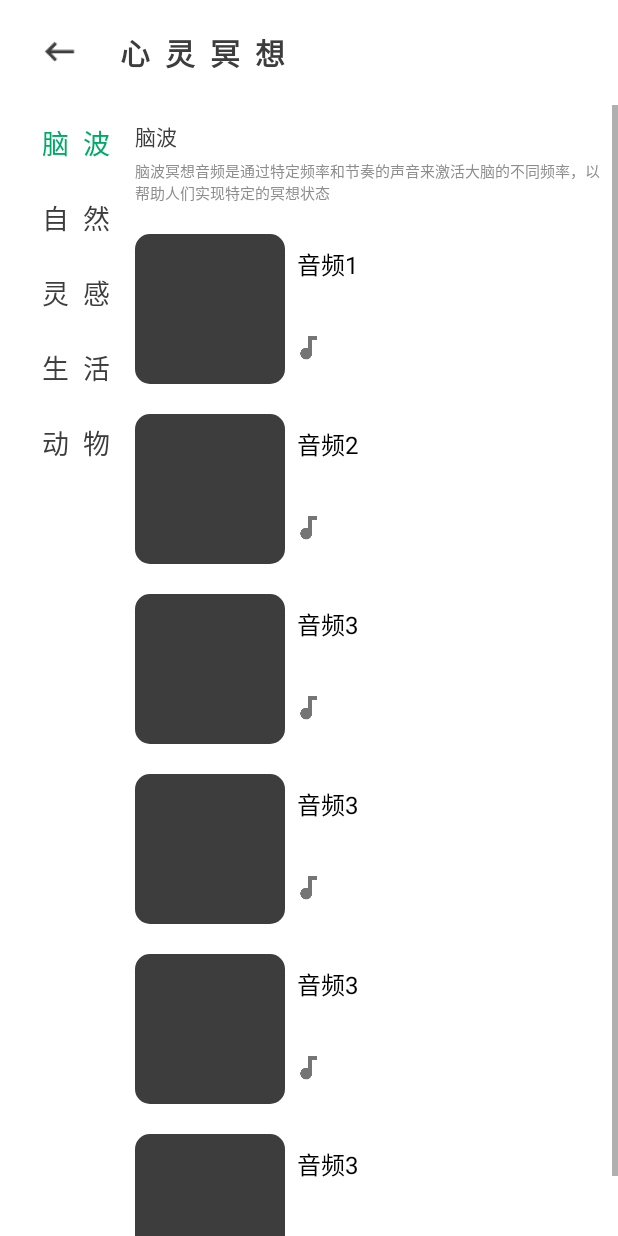
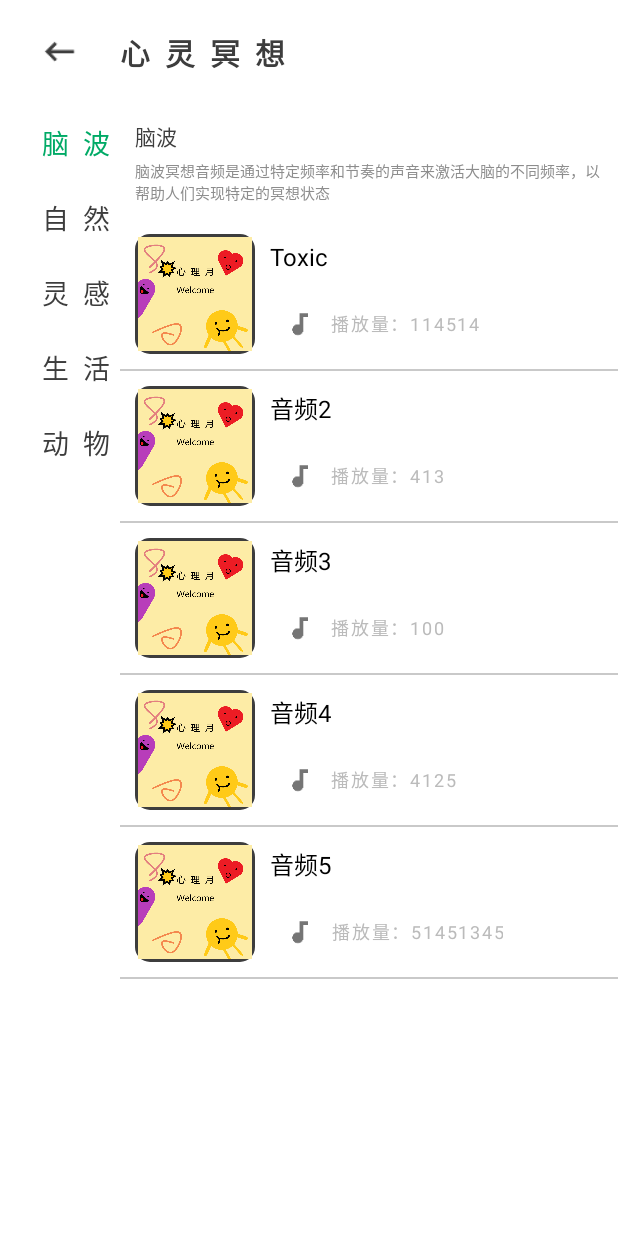
Before and after one commit to Tiriod/Mental, an Android app: the MeditationActivity screen opened directly, with no data from a screen before it, on a phone screen of 412 x 824 dp. Run offline under Robolectric (Android 15) with nearby library versions, the light colour scheme and no system bars.

Commit message:
Initial commit

```diff
--- a/app/src/main/java/com/example/mental/Adapter/AudioCardAdapter.java
+++ b/app/src/main/java/com/example/mental/Adapter/AudioCardAdapter.java
@@ -5,10 +5,10 @@ import android.content.Intent;
 import android.view.LayoutInflater;
 import android.view.View;
 import android.view.ViewGroup;
+import android.widget.ImageView;
 import android.widget.TextView;
 
 import androidx.annotation.NonNull;
-import androidx.core.content.ContextCompat;
 import androidx.recyclerview.widget.RecyclerView;
 
 import com.example.mental.Definition.AudioCardItem;
@@ -30,8 +30,9 @@ public class AudioCardAdapter extends RecyclerView.Adapter<AudioCardAdapter.Audi
     @NonNull
     @Override
     public AudioCardViewHolder onCreateViewHolder(@NonNull ViewGroup parent, int viewType) {
-        View itemView = LayoutInflater.from(parent.getContext()).inflate(R.layout.item_audiocard, parent, false);
-        return new AudioCardViewHolder(itemView);
+        Context context = parent.getContext();
+        View itemView = LayoutInflater.from(context).inflate(R.layout.item_audiocard, parent, false);
+        return new AudioCardViewHolder(itemView, context);
     }
 
     @Override
@@ -39,6 +40,10 @@ public class AudioCardAdapter extends RecyclerView.Adapter<AudioCardAdapter.Audi
         AudioCardItem audioCardItem = audioCardItems.get(position);
         holder.audioNameTextView.setText(audioCardItem.getAudioName());
         holder.playCountTextView.setText("播放量：" + audioCardItem.getPlayCount());
+
+        // 设置音频卡片的图像
+        int audioImageResId = audioCardItem.getAudioImage();
+        holder.audioImageView.setImageResource(audioImageResId);
     }
 
     @Override
@@ -46,15 +51,27 @@ public class AudioCardAdapter extends RecyclerView.Adapter<AudioCardAdapter.Audi
         return audioCardItems.size();
     }
 
-    static class AudioCardViewHolder extends RecyclerView.ViewHolder {
+    static class AudioCardViewHolder extends RecyclerView.ViewHolder implements View.OnClickListener {
 
         TextView audioNameTextView;
         TextView playCountTextView;
+        ImageView audioImageView; // 添加 ImageView 成员变量
+        Context context;
 
-        AudioCardViewHolder(@NonNull View itemView) {
+        AudioCardViewHolder(@NonNull View itemView, Context context) {
             super(itemView);
-            audioNameTextView = itemView.findViewById(R.id.audioNameTextView);
-            playCountTextView = itemView.findViewById(R.id.playCountTextView);
+            audioNameTextView = itemView.findViewById(R.id.card_audioCard_audioName);
+            playCountTextView = itemView.findViewById(R.id.card_audioCard_playCount);
+            audioImageView = itemView.findViewById(R.id.card_audioCard_audioImage); // 获取 ImageView
+            this.context = context;
+
+            itemView.setOnClickListener(this);
+        }
+
+        @Override
+        public void onClick(View view) {
+            Intent intent = new Intent(context, MeditationAudioActivity.class);
+            context.startActivity(intent);
         }
     }
 }
--- a/app/src/main/java/com/example/mental/Adapter/MeditationIntroduceAdapter.java
+++ b/app/src/main/java/com/example/mental/Adapter/MeditationIntroduceAdapter.java
@@ -11,7 +11,6 @@ import androidx.recyclerview.widget.RecyclerView;
 
 import com.example.mental.R;
 
-import java.util.ArrayList;
 import java.util.List;
 
 public class MeditationIntroduceAdapter extends RecyclerView.Adapter<MeditationIntroduceAdapter.MeditationClassIntroduceViewHolder> {
@@ -69,5 +68,15 @@ public class MeditationIntroduceAdapter extends RecyclerView.Adapter<MeditationI
         }
 
     }
+    public interface OnItemClickListener {
+        void onItemClick(int position);
+    }
+
+    private OnItemClickListener onItemClickListener;
+
+    public void setOnItemClickListener(OnItemClickListener listener) {
+        this.onItemClickListener = listener;
+    }
+
 
 }
--- a/app/src/main/java/com/example/mental/Definition/AudioCardItem.java
+++ b/app/src/main/java/com/example/mental/Definition/AudioCardItem.java
@@ -4,10 +4,12 @@ public class AudioCardItem {
 
     private String audioName;
     private int playCount;
+    private int audioImage; // 新增的图片资源ID变量
 
-    public AudioCardItem(String audioName, int playCount) {
+    public AudioCardItem(String audioName, int playCount, int audioImage) {
         this.audioName = audioName;
         this.playCount = playCount;
+        this.audioImage = audioImage; // 初始化图片资源ID
     }
 
     public String getAudioName() {
@@ -25,4 +27,12 @@ public class AudioCardItem {
     public void setPlayCount(int playCount) {
         this.playCount = playCount;
     }
+
+    public int getAudioImage() {
+        return audioImage;
+    }
+
+    public void setAudioImage(int audioImage) {
+        this.audioImage = audioImage;
+    }
 }
--- a/app/src/main/java/com/example/mental/FunctionUI/MeditationActivity.java
+++ b/app/src/main/java/com/example/mental/FunctionUI/MeditationActivity.java
@@ -1,10 +1,10 @@
 package com.example.mental.FunctionUI;
+
+import android.os.Bundle;
 
 import androidx.appcompat.app.AppCompatActivity;
 import androidx.recyclerview.widget.LinearLayoutManager;
 import androidx.recyclerview.widget.RecyclerView;
-
-import android.os.Bundle;
 
 import com.example.mental.Adapter.AudioCardAdapter;
 import com.example.mental.Adapter.HeaderAdapter;
@@ -62,6 +62,7 @@ public class MeditationActivity extends AppCompatActivity implements MeditationC
         // 添加更多冥想内容介绍数据
         meditationContents = new ArrayList<>();
         meditationContents.add("脑波冥想音频是通过特定频率和节奏的声音来激活大脑的不同频率，以帮助人们实现特定的冥想状态");
+
         // 初始化冥想内容介绍RecyclerView
         meditationIntroduceRecyclerView = findViewById(R.id.MeditationIntroduce);
         LinearLayoutManager meditationIntroduceLayoutManager = new LinearLayoutManager(this, LinearLayoutManager.VERTICAL, false);
@@ -75,12 +76,11 @@ public class MeditationActivity extends AppCompatActivity implements MeditationC
 
         // 初始化音频卡片列表
         List<AudioCardItem> audioCardItems = new ArrayList<>();
-        audioCardItems.add(new AudioCardItem("音频1", 100));
-        audioCardItems.add(new AudioCardItem("音频2", 200));
-        audioCardItems.add(new AudioCardItem("音频3", 300));
-        audioCardItems.add(new AudioCardItem("音频3", 300));
-        audioCardItems.add(new AudioCardItem("音频3", 300));
-        audioCardItems.add(new AudioCardItem("音频3", 300));
+        audioCardItems.add(new AudioCardItem("Toxic", 114514, R.drawable.image_activity_1)); // 替换 audioImage1 为实际的图像
+        audioCardItems.add(new AudioCardItem("音频2", 413, R.drawable.image_activity_1)); // 替换 audioImage1 为实际的图像
+        audioCardItems.add(new AudioCardItem("音频3", 100, R.drawable.image_activity_1)); // 替换 audioImage1 为实际的图像
+        audioCardItems.add(new AudioCardItem("音频4", 4125, R.drawable.image_activity_1)); // 替换 audioImage1 为实际的图像
+        audioCardItems.add(new AudioCardItem("音频5", 51451345, R.drawable.image_activity_1)); // 替换 audioImage1 为实际的图像
 
         // 初始化音频卡片RecyclerView
         audioCardRecyclerView = findViewById(R.id.MeditationItem);
--- a/app/src/main/res/layout/item_audiocard.xml
+++ b/app/src/main/res/layout/item_audiocard.xml
@@ -3,45 +3,65 @@
     xmlns:app="http://schemas.android.com/apk/res-auto"
     android:layout_width="match_parent"
     android:layout_height="wrap_content"
-    android:layout_margin="10dp"
-    android:orientation="horizontal">
+    android:orientation="vertical">
+
+    <LinearLayout
+        android:layout_width="match_parent"
+        android:layout_height="wrap_content"
+        android:layout_margin="10dp">
+
         <ImageView
-        android:layout_width="100dp"
-        android:layout_height="100dp"
-        android:background="@drawable/shape_audiocard"/>
+            android:id="@+id/card_audioCard_audioImage"
+            android:layout_width="80dp"
+            android:layout_height="80dp"
+            android:background="@drawable/shape_audiocard" />
 
         <LinearLayout
             android:layout_width="wrap_content"
             android:layout_height="wrap_content"
-        android:orientation="vertical">
+            android:orientation="vertical"
+            android:layout_marginStart="10dp">
+
             <TextView
-            android:id="@+id/audioNameTextView"
+                android:id="@+id/card_audioCard_audioName"
                 android:layout_width="match_parent"
-            android:layout_height="wrap_content"
-            android:padding="8dp"
+                android:layout_height="30dp"
+                android:gravity="center_vertical"
                 android:text="音频名称"
-            android:layout_marginBottom="20dp"
                 android:textColor="@android:color/black"
                 android:textSize="16sp" />
 
             <LinearLayout
                 android:layout_width="match_parent"
-            android:layout_height="wrap_content">
+                android:layout_height="40dp"
+                android:layout_marginTop="10dp">
 
                 <ImageView
-                android:layout_width="wrap_content"
-                android:layout_height="wrap_content"
+                    android:layout_width="30dp"
+                    android:layout_height="30dp"
+                    android:layout_margin="5dp"
                     android:background="@drawable/icon_audio" />
 
                 <TextView
-                android:id="@+id/playCountTextView"
+                    android:id="@+id/card_audioCard_playCount"
                     android:layout_width="match_parent"
-                android:layout_height="wrap_content"
-                android:padding="8dp"
-                android:text="播放量"
-                android:textColor="@android:color/white"
-                android:textSize="14sp" />
+                    android:layout_height="30dp"
+                    android:gravity="center"
+                    android:layout_gravity="center_vertical"
+                    android:letterSpacing="0.1"
+                    android:text="播放量："
+                    android:textColor="@color/grey"
+                    android:textSize="12sp" />
+            </LinearLayout>
         </LinearLayout>
     </LinearLayout>
 
+    <FrameLayout
+        android:layout_width="match_parent"
+        android:layout_height="1dp"
+        android:background="@color/light_grey">
+
+    </FrameLayout>
+
+
 </LinearLayout>
--- a/app/src/main/res/values/colors.xml
+++ b/app/src/main/res/values/colors.xml
@@ -16,4 +16,5 @@
     <color name="grey">#BBBBBB</color>
     <color name="freesia_yellow">#F4D800</color>
     <color name="origin">#F1840B</color>
+    <color name="light_grey">#C9C9C9</color>
 </resources>
```
Also changed, not shown: app/src/main/java/com/example/mental/FunctionUI/MeditationAudioActivity.java (+54 -2 lines), app/src/main/res/layout/activity_meditationaudio.xml (+22 -5 lines), app/src/main/res/layout/activity_shareloopedit.xml (+43 -17 lines), 1 other file. Lines whose indentation alone changed are shown as unchanged.
